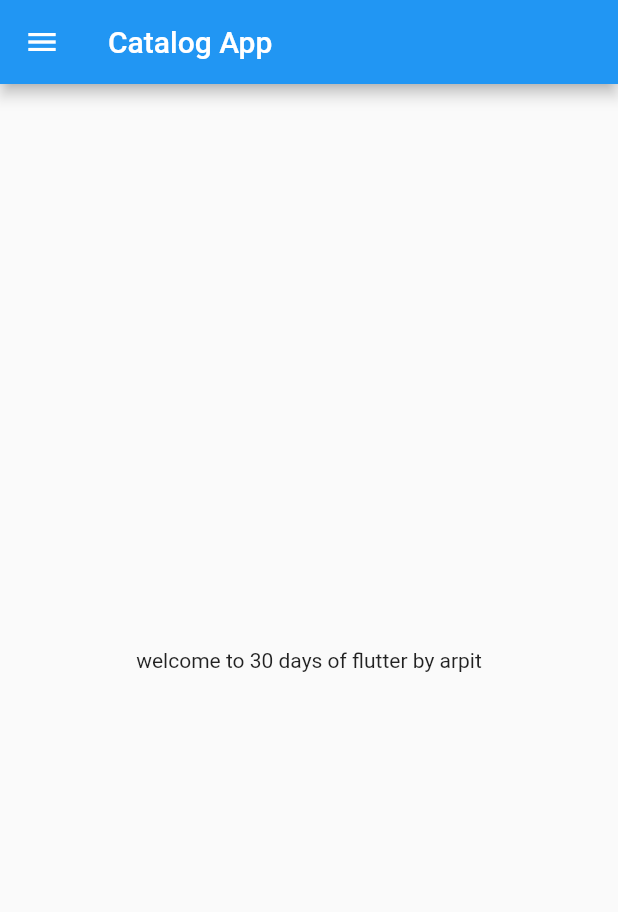
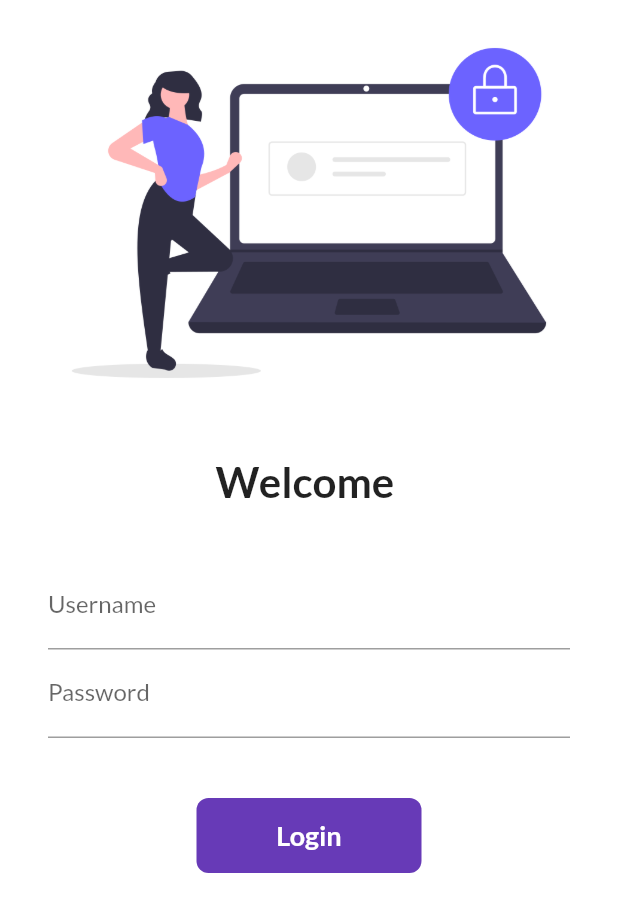
Before and after one commit to arpit-gif/30daysofFlutter, a Flutter app: the screen it shows after launch, on a phone screen of 412 x 824 dp. Shown: the top 912 px of the screen. Run offline on Flutter 3.47's test engine with Material 2 defaults, Android fonts, the phone set to English and light mode, and no system bars; our stand-ins replace google_fonts.

Commit message:
day6 completed

```diff
--- a/lib/main.dart
+++ b/lib/main.dart
@@ -1,6 +1,8 @@
 import 'package:flutter/material.dart';
-
-import 'home_page.dart';
+import 'package:flutter_catalog/pages/login_page.dart';
+import 'package:flutter_catalog/utils/routes.dart';
+import 'package:google_fonts/google_fonts.dart';
+import 'pages/home_page.dart';
 
 void main() {
   runApp(MyApp());
@@ -14,7 +16,19 @@ class MyApp extends StatelessWidget {
     int days = 30;
 
     return MaterialApp(
-      home: HomePage(),
+      themeMode: ThemeMode.light,
+      theme: ThemeData(
+        primarySwatch: Colors.deepPurple,
+        fontFamily: GoogleFonts.lato().fontFamily,
+      ),
+      //debugShowCheckedModeBanner: false,
+      darkTheme: ThemeData(
+        brightness: Brightness.dark),
+      routes: {
+        "/": (context) => LogInPage(),
+        MyRoutes.homeRoute: (context) => HomePage(),
+        MyRoutes.logInRoute: (context) => LogInPage()
+      },
     );
   }
 }
--- /dev/null
+++ b/lib/pages/login_page.dart
@@ -0,0 +1,109 @@
+import 'package:flutter/material.dart';
+import 'package:flutter_catalog/utils/routes.dart';
+
+class LogInPage extends StatefulWidget {
+  @override
+  State<LogInPage> createState() => _LogInPageState();
+}
+
+class _LogInPageState extends State<LogInPage> {
+  String name = "";
+  bool changeButton = false;
+
+  @override
+  Widget build(BuildContext context) {
+    return Material(
+        color: Colors.white,
+        child: SingleChildScrollView(
+          child: Column(
+            children: [
+              Image.asset(
+                "assets/images/undraw_secure_login_pdn4.png",
+                fit: BoxFit.contain,
+                width: 1000,
+              ),
+              // ignore: prefer_const_constructors
+              SizedBox(
+                height: 20.0,
+              ),
+              // ignore: prefer_const_constructors
+              Text(
+                "Welcome $name",
+                // ignore: prefer_const_constructors
+                style: TextStyle(fontSize: 28, fontWeight: FontWeight.bold),
+              ),
+              SizedBox(
+                height: 20.0,
+              ),
+              Padding(
+                padding: const EdgeInsets.symmetric(
+                    vertical: 16.0, horizontal: 32.0),
+                child: Column(
+                  children: [
+                    TextFormField(
+                      decoration: InputDecoration(
+                        hintText: "Enter Username",
+                        labelText: "Username",
+                      ),
+                      onChanged: (value) {
+                        name = value;
+                        setState(() {});
+                      },
+                    ),
+                    TextFormField(
+                      obscureText: true,
+                      decoration: InputDecoration(
+                        hintText: "Enter Password",
+                        labelText: "Password",
+                      ),
+                    ),
+                    SizedBox(
+                      height: 40.0,
+                    ),
+
+                    InkWell(
+                      onTap: () async {
+                        setState(() {
+                          changeButton = true;
+                        });
+
+                        await Future.delayed(Duration(seconds: 1),
+                        );
+                        Navigator.pushNamed(context, MyRoutes.homeRoute);
+                      },
+                      child: AnimatedContainer(
+                        duration: Duration(seconds: 1),
+                        width: changeButton? 100: 150,
+                        height: 50,
+                        alignment: Alignment.center,
+                        child: changeButton?
+                        Icon(Icons.done,
+                        color: Colors.white,)
+                        : Text(
+                          "Login",
+                          style: TextStyle(
+                            color: Colors.white,
+                            fontWeight: FontWeight.bold,
+                            fontSize: 18,
+                          ),
+                        ),
+                        decoration: BoxDecoration(
+                            color: Colors.deepPurple,
+                            borderRadius: BorderRadius.circular(changeButton? 100: 8)),
+                      ),
+                    )
+                    //ElevatedButton(
+                    //child: Text("Login"),
+                    //style: TextButton.styleFrom(minimumSize: Size(120, 40)),
+                    //onPressed: () {
+                    // Navigator.pushNamed(context, MyRoutes.homeRoute);
+                    //},
+                    // )
+                  ],
+                ),
+              )
+            ],
+          ),
+        ));
+  }
+}
--- /dev/null
+++ b/lib/utils/routes.dart
@@ -0,0 +1,4 @@
+class MyRoutes {
+  static String logInRoute = "/login";
+  static String homeRoute = "/home";
+}
--- a/pubspec.yaml
+++ b/pubspec.yaml
@@ -36,6 +36,7 @@ dependencies:
   # The following adds the Cupertino Icons font to your application.
   # Use with the CupertinoIcons class for iOS style icons.
   cupertino_icons: ^1.0.2
+  google_fonts: ^4.0.3
 
 dev_dependencies:
   flutter_test:
@@ -60,8 +61,8 @@ flutter:
   uses-material-design: true
 
   # To add assets to your application, add an assets section, like this:
-  # assets:
-  #   - images/a_dot_burr.jpeg
+  assets:
+    - assets/images/
   #   - images/a_dot_ham.jpeg
 
   # An image asset can refer to one or more resolution-specific "variants", see
```
Also changed, not shown: assets/images/undraw_secure_login_pdn4.png (added), lib/pages/home_page.dart (renamed from lib/home_page.dart), pubspec.lock, 1 other file.
